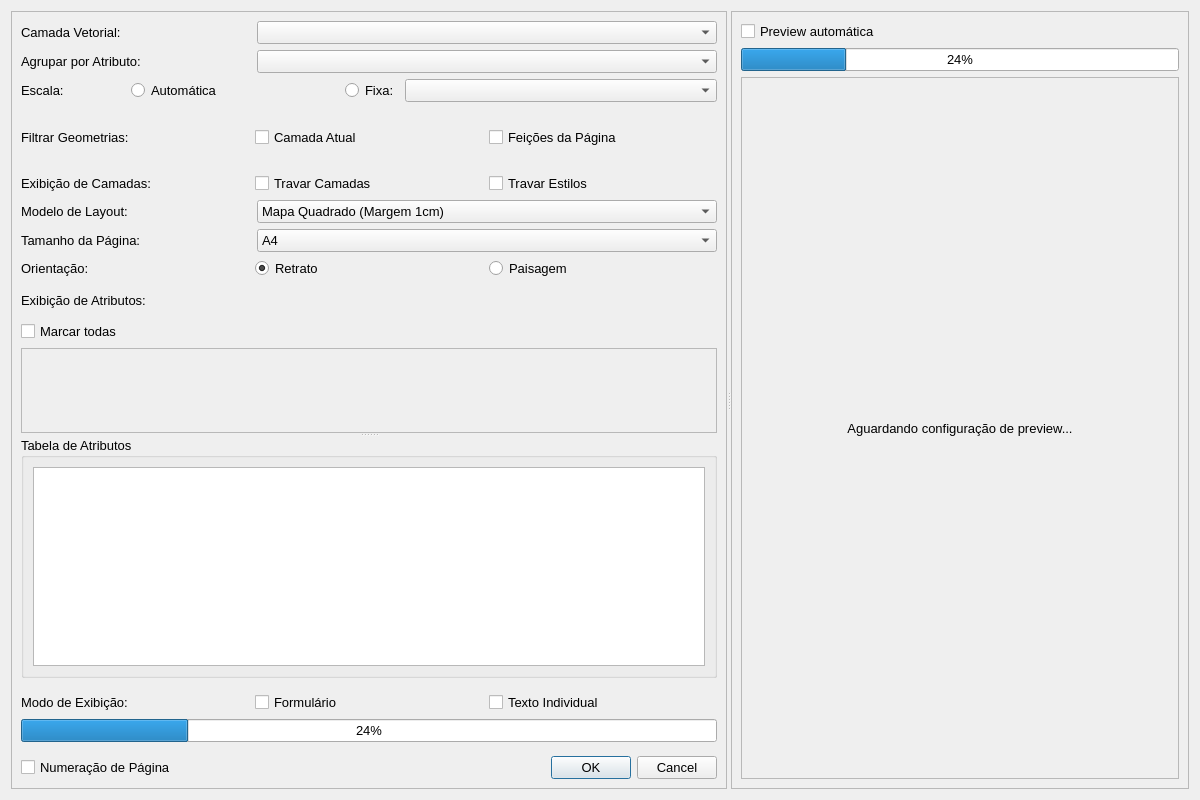
The window that vector_to_map_dialog_base.ui (matheusdurso/VectorToMap) describes before a commit, drawn with Qt 5.
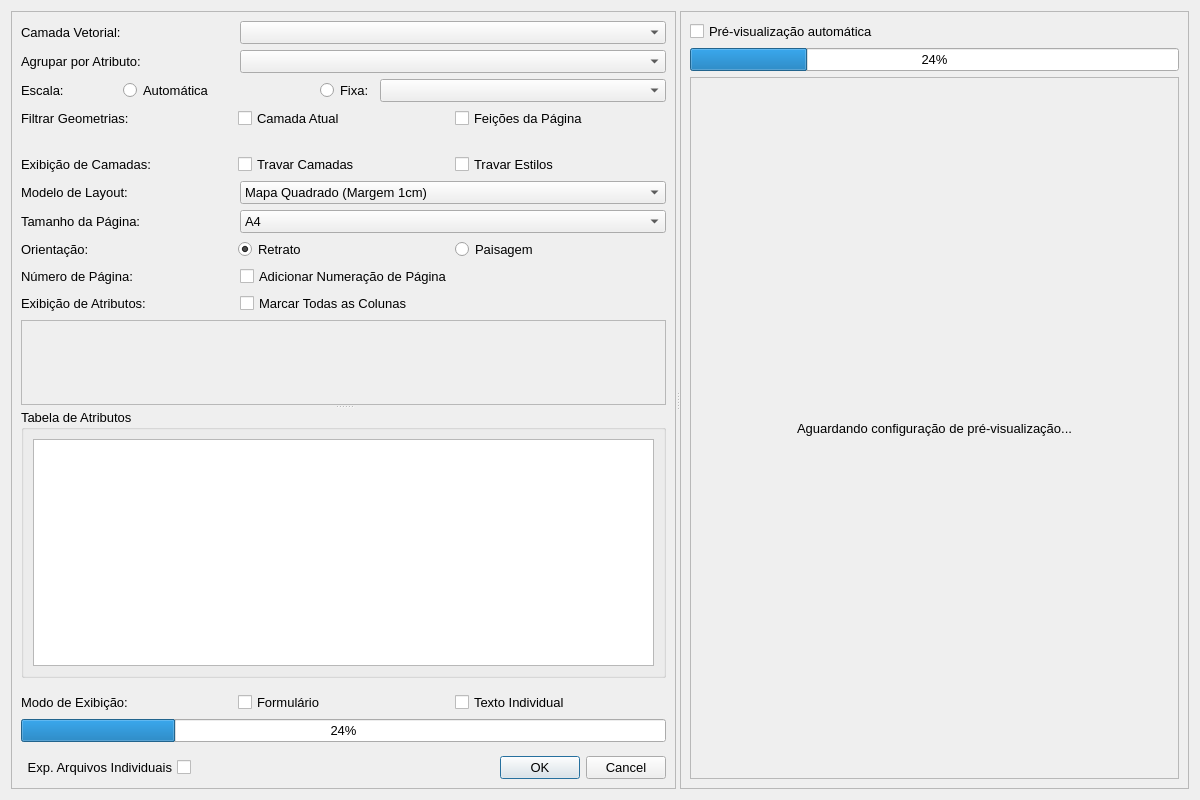
The same window after the commit. Custom widgets are drawn as their Qt base class.

What changed in the file:
```diff
--- a/vector_to_map_dialog_base.ui
+++ b/vector_to_map_dialog_base.ui
@@ -12,8 +12,8 @@
   </property>
   <property name="minimumSize">
    <size>
-    <width>1000</width>
-    <height>600</height>
+    <width>1100</width>
+    <height>700</height>
    </size>
   </property>
   <property name="maximumSize">
@@ -50,7 +50,7 @@
         <rect>
          <x>0</x>
          <y>0</y>
-         <width>673</width>
+         <width>704</width>
          <height>776</height>
         </rect>
        </property>
@@ -145,31 +145,13 @@
            </widget>
           </item>
           <item>
-           <widget class="QComboBox" name="combo_escala_fixa"/>
-          </item>
-         </layout>
-        </item>
-        <item>
-         <widget class="QLabel" name="lbl_aviso_escala">
-          <property name="font">
-           <font>
-            <pointsize>8</pointsize>
-            <italic>false</italic>
-           </font>
-          </property>
-          <property name="styleSheet">
-           <string notr="true">color: #e67e22; font-size: 8pt;</string>
-          </property>
-          <property name="text">
-           <string/>
-          </property>
-          <property name="alignment">
-           <set>Qt::AlignCenter</set>
-          </property>
-          <property name="wordWrap">
-           <bool>true</bool>
-          </property>
-         </widget>
+           <widget class="QComboBox" name="combo_escala_fixa">
+            <property name="toolTip">
+             <string>Selecione a escala desejada</string>
+            </property>
+           </widget>
+          </item>
+         </layout>
         </item>
         <item>
          <layout class="QHBoxLayout" name="horizontalLayout_10" stretch="0,0,0">
@@ -384,11 +366,45 @@
          </layout>
         </item>
         <item>
+         <layout class="QHBoxLayout" name="horizontalLayout_13" stretch="1,2">
+          <property name="topMargin">
+           <number>0</number>
+          </property>
+          <item>
+           <widget class="QLabel" name="label_11">
+            <property name="text">
+             <string>Número de Página:</string>
+            </property>
+           </widget>
+          </item>
+          <item>
+           <widget class="QCheckBox" name="chk_numeracao">
+            <property name="font">
+             <font>
+              <pointsize>10</pointsize>
+             </font>
+            </property>
+            <property name="layoutDirection">
+             <enum>Qt::LeftToRight</enum>
+            </property>
+            <property name="text">
+             <string>Adicionar Numeração de Página</string>
+            </property>
+           </widget>
+          </item>
+         </layout>
+        </item>
+        <item>
+         <layout class="QHBoxLayout" name="horizontalLayout_12" stretch="1,2">
+          <property name="topMargin">
+           <number>0</number>
+          </property>
+          <item>
          <widget class="QLabel" name="label_4">
           <property name="minimumSize">
            <size>
             <width>0</width>
-            <height>30</height>
+              <height>0</height>
            </size>
           </property>
           <property name="font">
@@ -415,9 +431,11 @@
            </font>
           </property>
           <property name="text">
-           <string>Marcar todas</string>
-          </property>
-         </widget>
+             <string>Marcar Todas as Colunas</string>
+            </property>
+           </widget>
+          </item>
+         </layout>
         </item>
         <item>
          <widget class="QSplitter" name="splitter_2">
@@ -453,7 +471,7 @@
              <rect>
               <x>0</x>
               <y>0</y>
-              <width>649</width>
+              <width>680</width>
               <height>83</height>
              </rect>
             </property>
@@ -600,14 +618,15 @@
            <number>8</number>
           </property>
           <item>
-           <widget class="QCheckBox" name="chk_numeracao">
-            <property name="font">
-             <font>
-              <pointsize>10</pointsize>
-             </font>
+           <widget class="QCheckBox" name="chk_export_individual">
+            <property name="toolTip">
+             <string>Exporta um arquivo para cada página. Obrigatório para imagens.</string>
+            </property>
+            <property name="layoutDirection">
+             <enum>Qt::RightToLeft</enum>
             </property>
             <property name="text">
-             <string>Numeração de Página</string>
+             <string>Exp. Arquivos Individuais</string>
             </property>
            </widget>
           </item>
@@ -643,7 +662,7 @@
         <rect>
          <x>0</x>
          <y>0</y>
-         <width>495</width>
+         <width>464</width>
          <height>776</height>
         </rect>
        </property>
@@ -656,7 +675,7 @@
              <enum>Qt::LeftToRight</enum>
             </property>
             <property name="text">
-             <string>Preview automática</string>
+             <string>Pré-visualização automática</string>
             </property>
             <property name="tristate">
              <bool>false</bool>
@@ -684,7 +703,7 @@
              <enum>QFrame::Sunken</enum>
             </property>
             <property name="text">
-             <string>Aguardando configuração de preview...</string>
+             <string>Aguardando configuração de pré-visualização...</string>
             </property>
             <property name="scaledContents">
              <bool>false</bool>
```
Left out of the diff: 57 changed lines with no effect on the pictures. Lines whose indentation alone changed are shown as unchanged.
